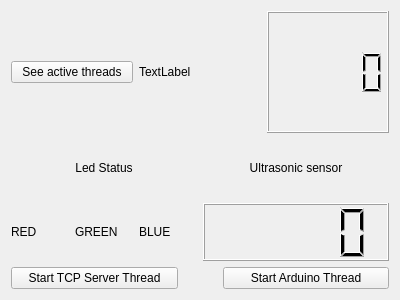
The window that Server/server_GUI.ui (JaumeNB/Robot_controller) describes before a commit, drawn with Qt 5.
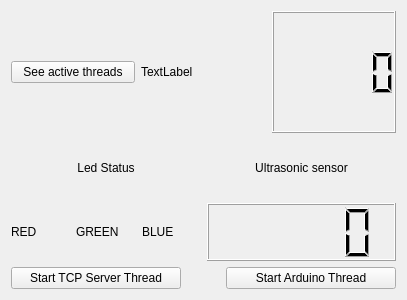
The same window after the commit.

Diff of the .ui file:
```diff
--- a/Server/server_GUI.ui
+++ b/Server/server_GUI.ui
@@ -6,7 +6,7 @@
    <rect>
     <x>0</x>
     <y>0</y>
-    <width>400</width>
+    <width>407</width>
     <height>300</height>
    </rect>
   </property>
```
Left out of the diff: 12 changed lines with no effect on the pictures.
